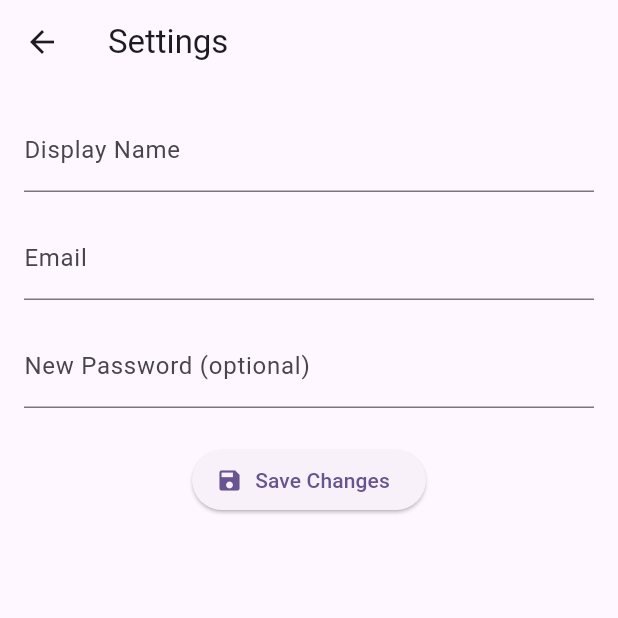
After one commit to Samlopez-8112/Capstone, a Flutter app: the SettingsScreen screen opened directly, on a phone screen of 412 x 824 dp, the top half of it. The commit adds this screen. Run offline on Flutter 3.47's test engine with Material 3 defaults, Android fonts, the phone set to English and light mode, and no system bars; our stand-ins replace cloud_firestore, firebase_auth, firebase_core, flutter_dotenv, flutter_speed_dial, geolocator and 3 more; missing offline and left inert: flutter_polyline_points, mapbox_maps_flutter; accounts and stored records are empty.

Commit message:
Settings Page

```diff
--- a/capstone/lib/screens/map_page.dart
+++ b/capstone/lib/screens/map_page.dart
@@ -1,5 +1,6 @@
 import 'dart:async';
 import 'dart:math';
+import 'package:capstone/screens/settings_screen.dart';
 import 'package:flutter/material.dart';
 import 'package:google_maps_flutter/google_maps_flutter.dart';
 import 'package:location/location.dart';
@@ -217,6 +218,14 @@ class _MapPageState extends State<MapPage> {
                   onPressed: _showSharingFriends,
                   child: const Icon(Icons.people),
                 ),
+              ),
+
+              //Makes the button look like a gear and puts it in top left corner
+              IconButton(
+                icon: const Icon(Icons.settings),
+                onPressed: () {
+                  Navigator.push(context, MaterialPageRoute(builder: (_) => const SettingsScreen()));
+                },
               )
             ]),
     );
--- /dev/null
+++ b/capstone/lib/screens/settings_screen.dart
@@ -0,0 +1,123 @@
+import 'package:flutter/material.dart';
+import 'package:firebase_auth/firebase_auth.dart';
+import 'package:cloud_firestore/cloud_firestore.dart';
+
+class SettingsScreen extends StatefulWidget {
+  const SettingsScreen({super.key});
+
+  @override
+  State<SettingsScreen> createState() => _SettingsScreenState();
+}
+
+class _SettingsScreenState extends State<SettingsScreen> {
+  final _auth = FirebaseAuth.instance;
+  final _formKey = GlobalKey<FormState>();
+
+  late TextEditingController _displayNameController;
+  late TextEditingController _emailController;
+  late TextEditingController _passwordController;
+
+  bool _loading = false;
+
+  @override
+  void initState() {
+    super.initState();
+    final user = _auth.currentUser;
+    _displayNameController = TextEditingController(text: user?.displayName ?? '');
+    _emailController = TextEditingController(text: user?.email ?? '');
+    _passwordController = TextEditingController();
+  }
+
+  @override
+  void dispose() {
+    _displayNameController.dispose();
+    _emailController.dispose();
+    _passwordController.dispose();
+    super.dispose();
+  }
+
+  Future<void> _saveChanges() async {
+    final user = _auth.currentUser;
+    if(user == null) return;
+
+    try{
+      //Update the display name
+      await user.updateDisplayName(_displayNameController.text);
+      await FirebaseFirestore.instance.collection('users').doc(user.uid).update({
+        'displayName': _displayNameController.text,
+      });
+
+      //Update email if changed
+      if(_emailController.text != user.email) {
+        await user.updateEmail(_emailController.text);
+        await FirebaseFirestore.instance.collection('users').doc(user.uid)
+        .update({'email': _emailController.text,
+        });
+      }
+
+      //Update password if provided
+      if(_passwordController.text.isNotEmpty) {
+        await user.updatePassword(_passwordController.text);
+      }
+
+      await user.reload();
+      ScaffoldMessenger.of(context).showSnackBar(
+        const SnackBar(content: Text('Profile updated successfully')),
+      );
+    } on FirebaseAuthException catch (e) {
+      ScaffoldMessenger.of(context).showSnackBar(
+        SnackBar(content: Text('Error: ${e.message}')),
+      );
+    } finally {
+      setState(() => _loading = false);
+    }
+  }
+
+  @override
+  Widget build(BuildContext context) {
+    return Scaffold(
+      appBar: AppBar(title: const Text('Settings')),
+      body: Padding(
+        padding: const EdgeInsets.all(16.0),
+        child: _loading
+        ? const Center(child: CircularProgressIndicator())
+        : Form(
+          key: _formKey,
+          child: Column(
+            children: [
+              TextFormField(
+                controller: _displayNameController,
+                decoration: const InputDecoration(labelText: 'Display Name'),
+                validator: (value) => value == null || value.isEmpty ? 'Required' : null,
+              ),
+              const SizedBox(height: 16),
+              TextFormField(
+                controller: _emailController,
+                decoration: const InputDecoration(labelText: 'Email'),
+                validator: (value) => value == null || !value.contains('@') ? 'Enter valid email' : null,
+              ),
+              const SizedBox(height: 16),
+              TextFormField(
+                controller: _passwordController,
+                obscureText: true,
+                decoration: const InputDecoration(labelText: 'New Password (optional)'),
+                validator: (value) {
+                  if(value != null && value.isNotEmpty && value.length < 6) {
+                    return 'Password must be at least 6 characters';
+                  }
+                  return null;
+                },
+              ),
+              const SizedBox(height: 24),
+              ElevatedButton.icon(
+                icon: const Icon(Icons.save),
+                label: const Text('Save Changes'),
+                onPressed: _saveChanges,
+              ),
+            ],
+          ),
+        ),
+      ),
+    );
+  }
+}
```
